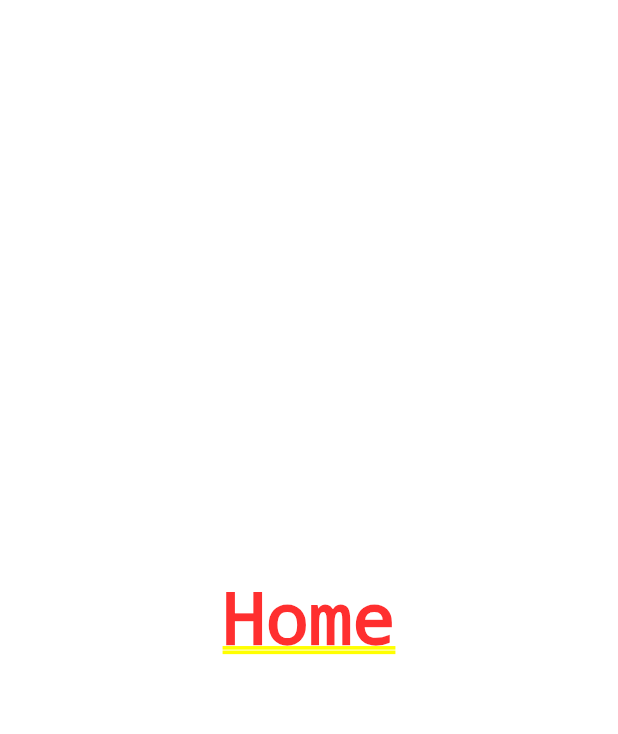
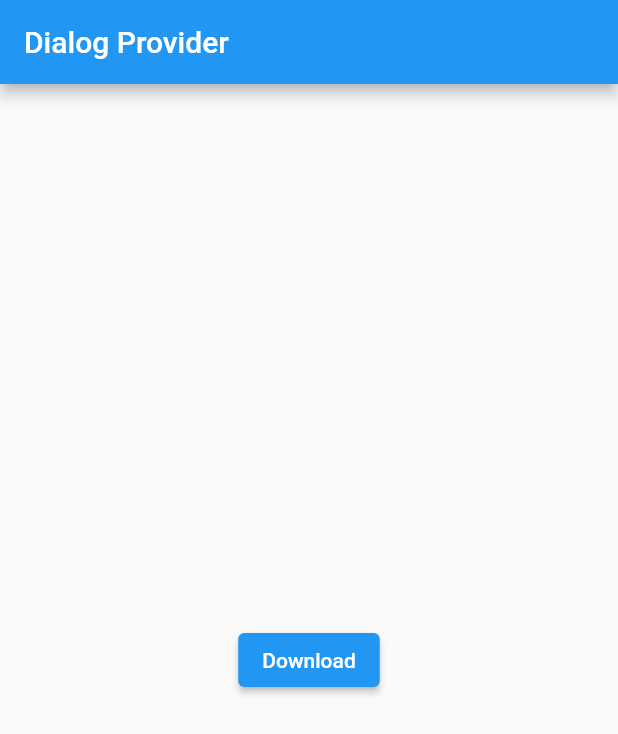
Before and after one commit to popy1017/flutter_dialog_provider, a Flutter app: the screen it shows after launch, on a phone screen of 412 x 824 dp. Shown: the top 734 px of the screen. Run offline on Flutter 3.47's test engine with Material 2 defaults, Android fonts, the phone set to English and light mode, and no system bars.

Commit message:
Homeウィジェットを追加

```diff
--- /dev/null
+++ b/lib/home.dart
@@ -0,0 +1,18 @@
+import 'package:flutter/material.dart';
+
+class Home extends StatelessWidget {
+  @override
+  Widget build(BuildContext context) {
+    return Scaffold(
+      appBar: AppBar(
+        title: Text('Dialog Provider'),
+      ),
+      body: Center(
+        child: ElevatedButton(
+          child: Text('Download'),
+          onPressed: () {},
+        ),
+      ),
+    );
+  }
+}
--- a/lib/main.dart
+++ b/lib/main.dart
@@ -1,4 +1,8 @@
+import 'package:dialog_provider/download_model.dart';
 import 'package:flutter/material.dart';
+import 'package:provider/provider.dart';
+
+import 'home.dart';
 
 void main() {
   runApp(MyApp());
@@ -9,11 +13,10 @@ class MyApp extends StatelessWidget {
   Widget build(BuildContext context) {
     return MaterialApp(
       title: 'Flutter Demo',
-      theme: ThemeData(
-        primarySwatch: Colors.blue,
-        visualDensity: VisualDensity.adaptivePlatformDensity,
+      home: ChangeNotifierProvider(
+        create: (_) => DownloadModel(),
+        child: Home(),
       ),
-      home: Center(child: Text('Home')),
     );
   }
 }
```
